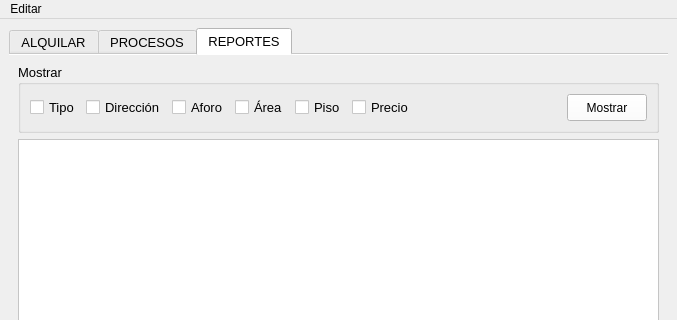
joisRomero/SistemaDeEventos, file mainwindow.ui: the form before one commit; both pictures show x 0 to 677 and y 0 to 320 of the 677 by 653 pixel window.
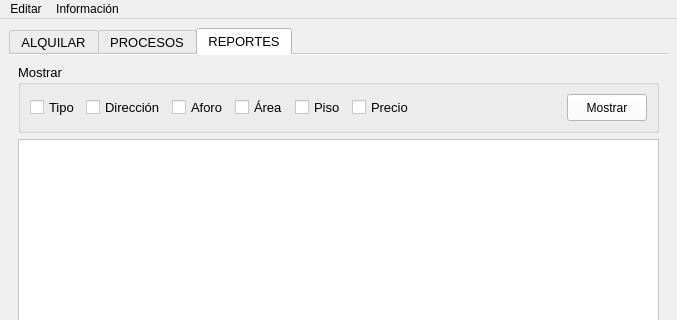
The form after the commit.

Commit message: agrege la pestaña información

Diff of the .ui file:
```diff
--- a/mainwindow.ui
+++ b/mainwindow.ui
@@ -1447,7 +1447,14 @@
     </property>
     <addaction name="actionAgregar_nuevo_Tipo"/>
    </widget>
+   <widget class="QMenu" name="menuInformaci_n">
+    <property name="title">
+     <string>Información</string>
+    </property>
+    <addaction name="actionAcerda_de"/>
+   </widget>
    <addaction name="menuArchivo"/>
+   <addaction name="menuInformaci_n"/>
   </widget>
   <action name="actionAgregar_nuevo_Tipo">
    <property name="text">
```
Left out of the diff: 5 changed lines with no effect on the pictures. The commit also changes 7 other files.
